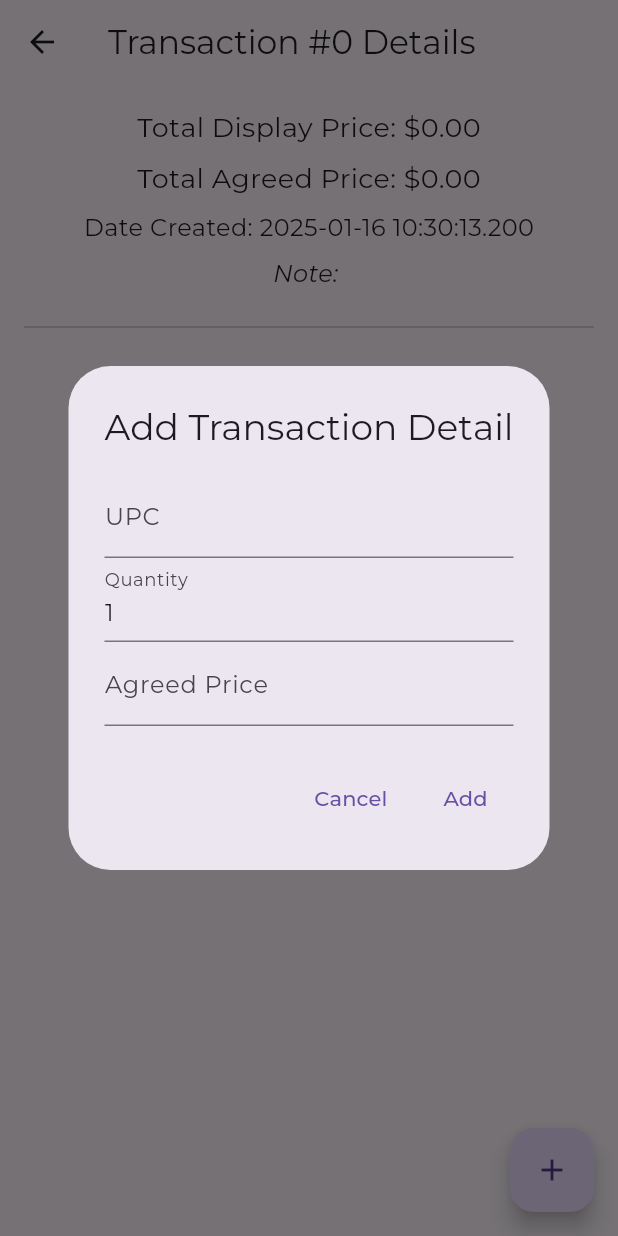
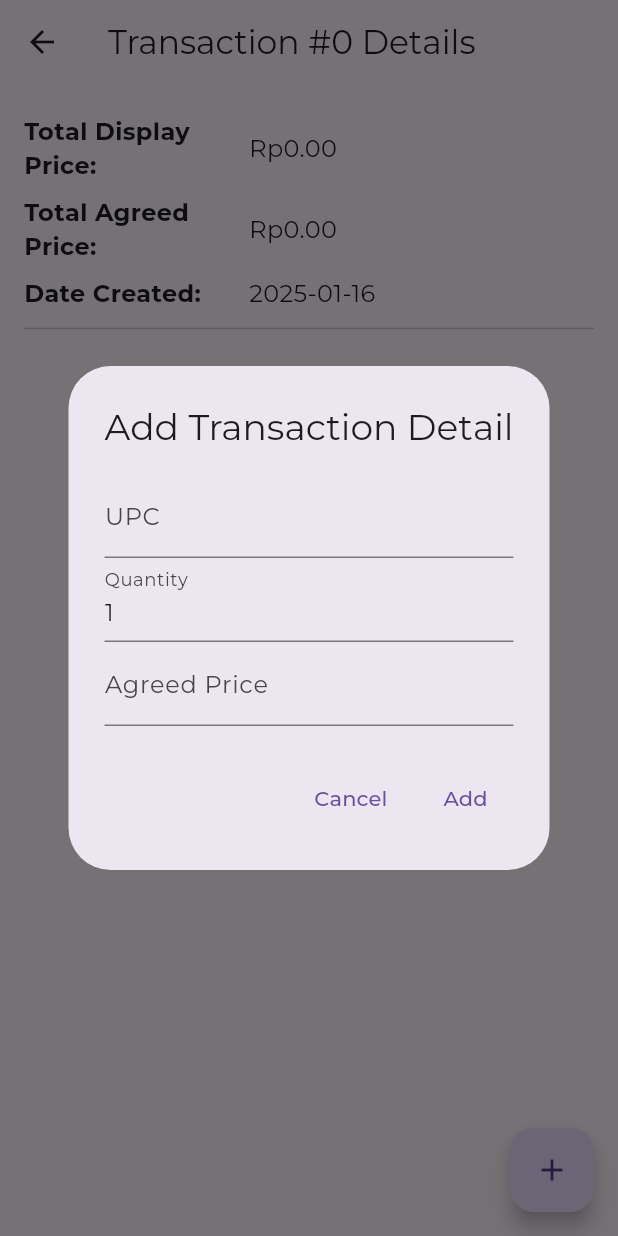
Before and after one commit to VinChriZ/primamobile, a Flutter app: the TransactionDetailScreen screen opened directly with empty values, after a tap on the "add" icon, on a phone screen of 412 x 824 dp. Run offline on Flutter 3.47's test engine with Material 3 defaults, Android fonts, the light colour scheme and no system bars; our stand-ins replace bloc, device_info_plus, device_preview, dio, equatable, flutter_bloc and 3 more; missing offline and left inert: android_id, mobile_scanner; accounts and stored records are empty; project files that could hold a hidden picture were left out.

Commit message:
update transaction detail

```diff
--- a/lib/app/pages/home/owner_home/view/pages/sales/view/sales/sales_screen.dart
+++ b/lib/app/pages/home/owner_home/view/pages/sales/view/sales/sales_screen.dart
@@ -5,7 +5,7 @@ import 'package:primamobile/app/pages/home/owner_home/view/pages/sales/bloc/sale
 import 'package:primamobile/app/pages/home/owner_home/view/pages/sales/view/transaction_detail/transaction_detail_page.dart';
 
 class SalesScreen extends StatelessWidget {
-  const SalesScreen({Key? key}) : super(key: key);
+  const SalesScreen({super.key});
 
   void _navigateToDetail(BuildContext context, Transaction transaction) {
     Navigator.push(
@@ -68,7 +68,7 @@ class SalesScreen extends StatelessWidget {
                     decoration:
                         const InputDecoration(labelText: 'Total Display Price'),
                     keyboardType:
-                        TextInputType.numberWithOptions(decimal: true),
+                        const TextInputType.numberWithOptions(decimal: true),
                     validator: (value) {
                       if (value == null || value.isEmpty) {
                         return 'Please enter total display price';
--- a/lib/app/pages/home/owner_home/view/pages/sales/view/transaction_detail/transaction_detail_screen.dart
+++ b/lib/app/pages/home/owner_home/view/pages/sales/view/transaction_detail/transaction_detail_screen.dart
@@ -59,7 +59,7 @@ class TransactionDetailScreen extends StatelessWidget {
                     decoration:
                         const InputDecoration(labelText: 'Agreed Price'),
                     keyboardType:
-                        TextInputType.numberWithOptions(decimal: true),
+                        const TextInputType.numberWithOptions(decimal: true),
                     validator: (value) {
                       if (value == null || value.isEmpty) {
                         return 'Please enter agreed price';
@@ -166,7 +166,7 @@ class TransactionDetailScreen extends StatelessWidget {
                     decoration:
                         const InputDecoration(labelText: 'Agreed Price'),
                     keyboardType:
-                        TextInputType.numberWithOptions(decimal: true),
+                        const TextInputType.numberWithOptions(decimal: true),
                     validator: (value) {
                       if (value == null || value.isEmpty) {
                         return 'Please enter agreed price';
@@ -259,11 +259,23 @@ class TransactionDetailScreen extends StatelessWidget {
   Widget _buildTransactionDetailCard(
       BuildContext context, TransactionDetail detail) {
     return Card(
-      margin: const EdgeInsets.symmetric(vertical: 8.0),
+      margin: const EdgeInsets.symmetric(vertical: 8.0, horizontal: 16.0),
+      elevation: 3.0,
+      shape: RoundedRectangleBorder(borderRadius: BorderRadius.circular(10.0)),
       child: ListTile(
-        title: Text('UPC: ${detail.upc}'),
-        subtitle: Text(
-            'Quantity: ${detail.quantity}\nAgreed Price: \$${detail.agreedPrice.toStringAsFixed(2)}'),
+        title: Text(
+          'UPC: ${detail.upc}',
+          style: const TextStyle(fontWeight: FontWeight.bold),
+        ),
+        subtitle: Column(
+          crossAxisAlignment: CrossAxisAlignment.start,
+          children: [
+            const SizedBox(height: 4.0),
+            Text('Quantity: ${detail.quantity}'),
+            const SizedBox(height: 2.0),
+            Text('Agreed Price: Rp${detail.agreedPrice.toStringAsFixed(2)}'),
+          ],
+        ),
         isThreeLine: true,
         trailing: Row(
           mainAxisSize: MainAxisSize.min,
@@ -297,6 +309,31 @@ class TransactionDetailScreen extends StatelessWidget {
     );
   }
 
+  Widget _buildTransactionInfoRow(
+      {required String label, required String value}) {
+    return Padding(
+      padding: const EdgeInsets.symmetric(vertical: 4.0),
+      child: Row(
+        children: [
+          SizedBox(
+            width: 150.0,
+            child: Text(
+              label,
+              style:
+                  const TextStyle(fontWeight: FontWeight.bold, fontSize: 16.0),
+            ),
+          ),
+          Expanded(
+            child: Text(
+              value,
+              style: const TextStyle(fontSize: 16.0),
+            ),
+          ),
+        ],
+      ),
+    );
+  }
+
   @override
   Widget build(BuildContext context) {
     return Scaffold(
@@ -308,30 +345,26 @@ class TransactionDetailScreen extends StatelessWidget {
         child: Column(
           children: <Widget>[
             // Display basic transaction info
-            Text(
-              'Total Display Price: \$${transaction.totalDisplayPrice.toStringAsFixed(2)}',
-              style: const TextStyle(fontSize: 18.0),
+            _buildTransactionInfoRow(
+              label: 'Total Display Price:',
+              value: 'Rp${transaction.totalDisplayPrice.toStringAsFixed(2)}',
             ),
-            const SizedBox(height: 8.0),
-            Text(
-              'Total Agreed Price: \$${transaction.totalAgreedPrice.toStringAsFixed(2)}',
-              style: const TextStyle(fontSize: 18.0),
+            _buildTransactionInfoRow(
+              label: 'Total Agreed Price:',
+              value: 'Rp${transaction.totalAgreedPrice.toStringAsFixed(2)}',
             ),
-            const SizedBox(height: 8.0),
-            Text(
-              'Date Created: ${transaction.dateCreated.toLocal()}',
-              style: const TextStyle(fontSize: 16.0),
+            _buildTransactionInfoRow(
+              label: 'Date Created:',
+              value:
+                  '${transaction.dateCreated.toLocal().toString().split(' ')[0]}',
             ),
-            const SizedBox(height: 8.0),
-            if (transaction.note != null)
-              Text(
-                'Note: ${transaction.note}',
-                style: const TextStyle(
-                    fontSize: 16.0, fontStyle: FontStyle.italic),
+            if (transaction.note != null && transaction.note!.isNotEmpty)
+              _buildTransactionInfoRow(
+                label: 'Note:',
+                value: transaction.note!,
               ),
-            const SizedBox(height: 16.0),
+            // const SizedBox(height: 16.0),
             const Divider(),
-            const SizedBox(height: 16.0),
             // Display transaction details
             Expanded(
               child: BlocBuilder<TransactionDetailBloc, TransactionDetailState>(
```
